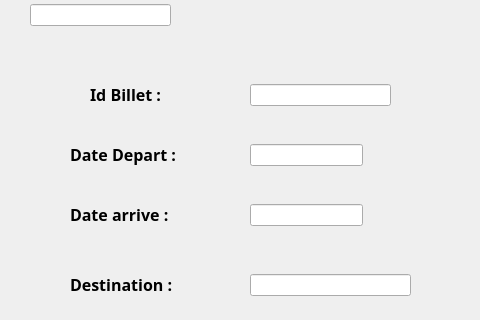
Before: the Qt Designer form mainwindow.ui in molkadhrief/2A30, drawn with Qt 5; both pictures show x 300 to 780 and y 96 to 416 of the 1200 by 705 pixel window.
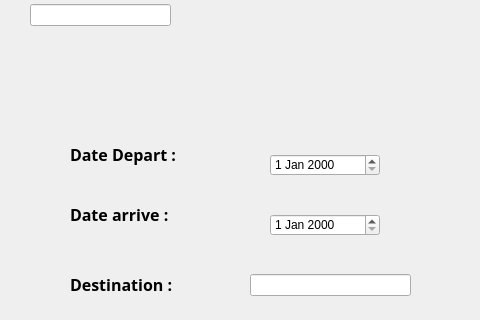
After: the same form once the commit is applied. The open tabs and pages were chosen to show the change. Icons and pictures are not drawn.

```diff
--- a/mainwindow.ui
+++ b/mainwindow.ui
@@ -1519,40 +1519,6 @@
        <string>&lt;html&gt;&lt;head/&gt;&lt;body&gt;&lt;p align=&quot;center&quot;&gt;&lt;span style=&quot; font-size:14pt; font-style:italic; text-decoration: underline; color:#00007f;&quot;&gt;Modifier un billet&lt;/span&gt;&lt;/p&gt;&lt;/body&gt;&lt;/html&gt;</string>
       </property>
      </widget>
-     <widget class="QLineEdit" name="lineEdit_datedep_mod">
-      <property name="geometry">
-       <rect>
-        <x>550</x>
-        <y>240</y>
-        <width>113</width>
-        <height>22</height>
-       </rect>
-      </property>
-      <property name="text">
-       <string/>
-      </property>
-     </widget>
-     <widget class="QLabel" name="label_63">
-      <property name="geometry">
-       <rect>
-        <x>390</x>
-        <y>180</y>
-        <width>121</width>
-        <height>21</height>
-       </rect>
-      </property>
-      <property name="font">
-       <font>
-        <family>8514oem</family>
-        <pointsize>12</pointsize>
-        <weight>75</weight>
-        <bold>true</bold>
-       </font>
-      </property>
-      <property name="text">
-       <string>Id Billet :</string>
-      </property>
-     </widget>
      <widget class="QLabel" name="label_67">
       <property name="geometry">
        <rect>
@@ -1701,16 +1667,6 @@
        <string>Valider</string>
       </property>
      </widget>
-     <widget class="QLineEdit" name="lineEdit_datear_mod">
-      <property name="geometry">
-       <rect>
-        <x>550</x>
-        <y>300</y>
-        <width>113</width>
-        <height>22</height>
-       </rect>
-      </property>
-     </widget>
      <widget class="QPushButton" name="pushButton_annuler_mod">
       <property name="geometry">
        <rect>
@@ -1767,16 +1723,6 @@
        <string>Id Billet :</string>
       </property>
      </widget>
-     <widget class="QLineEdit" name="lineEdit_ID_mod">
-      <property name="geometry">
-       <rect>
-        <x>550</x>
-        <y>180</y>
-        <width>141</width>
-        <height>22</height>
-       </rect>
-      </property>
-     </widget>
      <widget class="QLabel" name="label_39">
       <property name="geometry">
        <rect>
@@ -1905,6 +1851,26 @@
        <string/>
       </property>
      </widget>
+     <widget class="QDateEdit" name="dateEdit_DATE_DEP_B">
+      <property name="geometry">
+       <rect>
+        <x>570</x>
+        <y>250</y>
+        <width>110</width>
+        <height>22</height>
+       </rect>
+      </property>
+     </widget>
+     <widget class="QDateEdit" name="dateEdit_DATE_AR_B">
+      <property name="geometry">
+       <rect>
+        <x>570</x>
+        <y>310</y>
+        <width>110</width>
+        <height>22</height>
+       </rect>
+      </property>
+     </widget>
     </widget>
    </widget>
   </widget>
```
Left out of the diff: 19 changed lines with no effect on the pictures.
